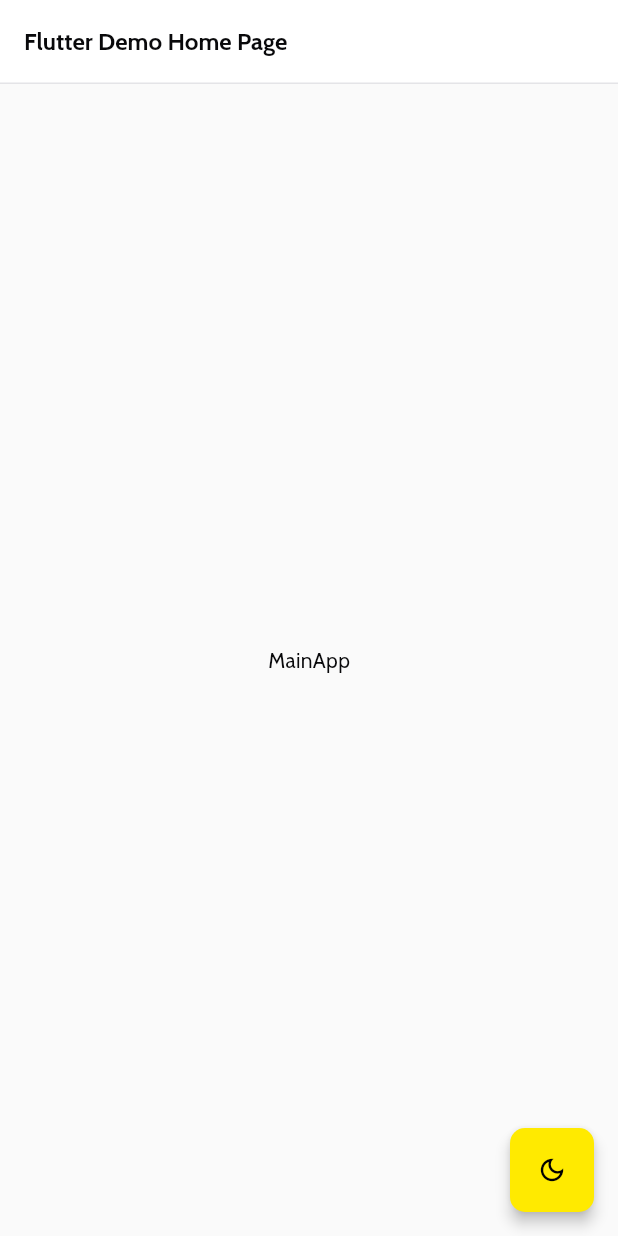
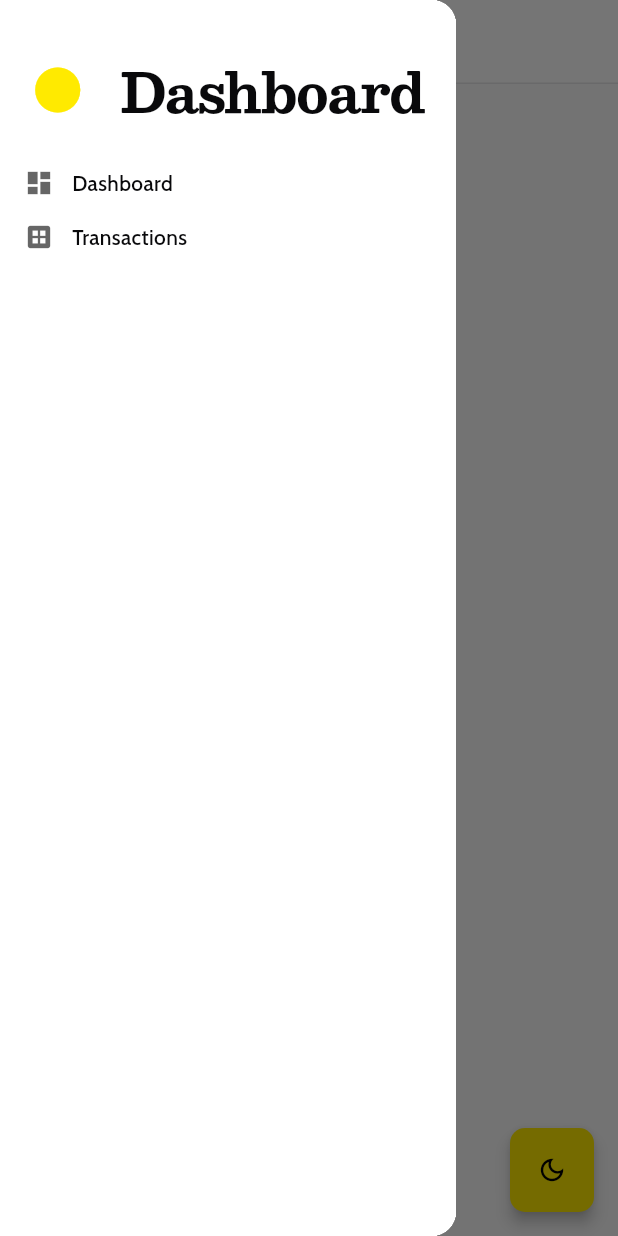
Before and after one commit to Shivakumar-Guhesh/transactions-dashboard, a Flutter app: the screen it shows after launch, with the side drawer open (before the commit the screen has no drawer), on a phone screen of 412 x 824 dp. Run offline on Flutter 3.47's test engine with Material 3 defaults, Android fonts, the phone set to English and light mode, and no system bars; our stand-ins replace flutter_riverpod.

Commit message:
Skelton with sidebar. Closes #25

```diff
--- a/frontend/lib/main.dart
+++ b/frontend/lib/main.dart
@@ -2,6 +2,7 @@ import 'package:flutter/material.dart';
 import 'package:flutter_riverpod/flutter_riverpod.dart';
 
 import 'providers/theme_provider.dart';
+import 'screens/dashboard_screen.dart';
 import 'shared/widgets/keyboard_shortcut_wrapper.dart';
 import 'theme/app_theme.dart';
 
@@ -20,36 +21,7 @@ class MyApp extends ConsumerWidget {
       darkTheme: AppTheme.build(Brightness.dark),
       theme: AppTheme.build(Brightness.light),
       scrollBehavior: KeyboardScrollBehavior(),
-      home: const MyHomePage(title: 'Flutter Demo Home Page'),
+      home: DashboardScreen(),
     );
   }
 }
-
-class MyHomePage extends ConsumerWidget {
-  const MyHomePage({super.key, required this.title});
-
-  final String title;
-
-  @override
-  Widget build(BuildContext context, WidgetRef ref) {
-    final brightness = Theme.of(context).brightness;
-    return Scaffold(
-      appBar: AppBar(title: Text(title)),
-      body: SelectionArea(
-        child: Center(
-          child: Column(
-            mainAxisAlignment: MainAxisAlignment.center,
-            children: [const Text('MainApp')],
-          ),
-        ),
-      ),
-      floatingActionButton: FloatingActionButton(
-        onPressed: () => ref.read(themeProvider.notifier).toggleTheme(),
-        tooltip: 'Toggle',
-        child: brightness == Brightness.dark
-            ? const Icon(Icons.light_mode_outlined)
-            : const Icon(Icons.dark_mode_outlined),
-      ),
-    );
-  }
-}
--- /dev/null
+++ b/frontend/lib/screens/dashboard_screen.dart
@@ -0,0 +1,39 @@
+import 'package:flutter/material.dart';
+import 'package:flutter_riverpod/flutter_riverpod.dart';
+
+import '../screens/desktop_layout.dart';
+import '../screens/mobile_layout.dart';
+import '../shared/responsive.dart';
+import '../providers/theme_provider.dart';
+import '../shared/widgets/responsive_wrapper.dart';
+import 'widgets/side_bar.dart';
+
+class DashboardScreen extends ConsumerWidget {
+  const DashboardScreen({super.key});
+
+  @override
+  Widget build(BuildContext context, WidgetRef ref) {
+    return Scaffold(
+      appBar: context.isDesktop
+          ? null
+          : AppBar(title: const Text('Dashboard'), elevation: 0),
+      drawer: context.isDesktop
+          ? null
+          : const Drawer(child: SideBar(showBorder: false)),
+      body: SelectionArea(
+        child: ResponsiveWrapper(
+          mobile: const MobileLayout(),
+          desktop: const DesktopLayout(),
+        ),
+      ),
+      floatingActionButton: FloatingActionButton(
+        onPressed: () => ref.read(themeProvider.notifier).toggleTheme(),
+        child: Icon(
+          Theme.of(context).brightness == Brightness.dark
+              ? Icons.light_mode_outlined
+              : Icons.dark_mode_outlined,
+        ),
+      ),
+    );
+  }
+}
--- /dev/null
+++ b/frontend/lib/screens/desktop_layout.dart
@@ -0,0 +1,24 @@
+import 'package:flutter/material.dart';
+
+import 'widgets/main_content_area.dart';
+import 'widgets/side_bar.dart';
+
+class DesktopLayout extends StatelessWidget {
+  const DesktopLayout({super.key});
+
+  @override
+  Widget build(BuildContext context) {
+    return Row(
+      children: [
+        Flexible(
+          flex: 2,
+          child: Container(
+            constraints: const BoxConstraints(maxWidth: 300),
+            child: SideBar(),
+          ),
+        ),
+        Expanded(flex: 10, child: MainContentArea()),
+      ],
+    );
+  }
+}
--- /dev/null
+++ b/frontend/lib/screens/mobile_layout.dart
@@ -0,0 +1,12 @@
+import 'package:flutter/material.dart';
+
+import 'widgets/main_content_area.dart';
+
+class MobileLayout extends StatelessWidget {
+  const MobileLayout({super.key});
+
+  @override
+  Widget build(BuildContext context) {
+    return MainContentArea();
+  }
+}
--- /dev/null
+++ b/frontend/lib/screens/widgets/main_content_area.dart
@@ -0,0 +1,23 @@
+import 'package:flutter/material.dart';
+
+class MainContentArea extends StatelessWidget {
+  const MainContentArea({super.key});
+
+  @override
+  Widget build(BuildContext context) {
+    return Column(
+      children: [
+        Expanded(
+          child: SelectionArea(
+            child: Center(
+              child: Text(
+                'Main Content Area',
+                style: Theme.of(context).textTheme.headlineMedium,
+              ),
+            ),
+          ),
+        ),
+      ],
+    );
+  }
+}
--- /dev/null
+++ b/frontend/lib/screens/widgets/side_bar.dart
@@ -0,0 +1,71 @@
+import 'package:flutter/material.dart';
+
+import '../../theme/app_sizes.dart';
+
+class SideBar extends StatelessWidget {
+  final bool showBorder;
+  const SideBar({super.key, this.showBorder = true});
+
+  @override
+  Widget build(BuildContext context) {
+    return Container(
+      padding: const EdgeInsets.all(AppSizes.spaceMedium),
+      decoration: BoxDecoration(
+        color: Theme.of(context).colorScheme.surface,
+        border: showBorder
+            ? Border(
+                right: BorderSide(
+                  color: Theme.of(context).dividerColor,
+                  width: 1,
+                ),
+              )
+            : null,
+      ),
+      child: Column(
+        crossAxisAlignment: CrossAxisAlignment.start,
+        children: [
+          Padding(
+            padding: EdgeInsets.symmetric(vertical: AppSizes.spaceLarge),
+            child: Row(
+              mainAxisAlignment: MainAxisAlignment.center,
+              children: [
+                Icon(
+                  Icons.circle_sharp,
+                  size: AppSizes.fontXXLarge,
+                  color: Theme.of(context).colorScheme.primary,
+                ),
+                SizedBox(width: AppSizes.spaceLarge),
+                Text(
+                  "Dashboard",
+                  style: Theme.of(context).textTheme.displayLarge,
+                ),
+              ],
+            ),
+          ),
+          _SidebarItem(icon: Icons.dashboard, label: 'Dashboard'),
+          _SidebarItem(icon: Icons.dataset, label: 'Transactions'),
+        ],
+      ),
+    );
+  }
+}
+
+class _SidebarItem extends StatelessWidget {
+  final IconData icon;
+  final String label;
+  const _SidebarItem({required this.icon, required this.label});
+
+  @override
+  Widget build(BuildContext context) {
+    return Padding(
+      padding: const EdgeInsets.symmetric(vertical: 8.0),
+      child: Row(
+        children: [
+          Icon(icon, size: 20, color: Theme.of(context).hintColor),
+          const SizedBox(width: 12),
+          Text(label, style: const TextStyle(fontWeight: FontWeight.w500)),
+        ],
+      ),
+    );
+  }
+}
```
